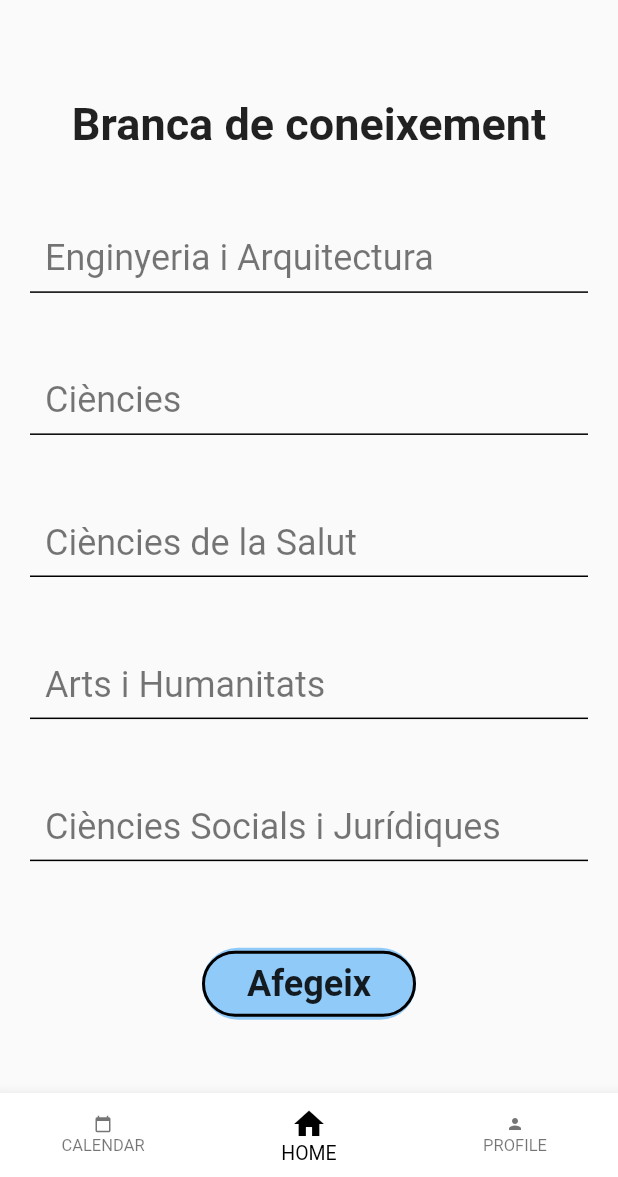
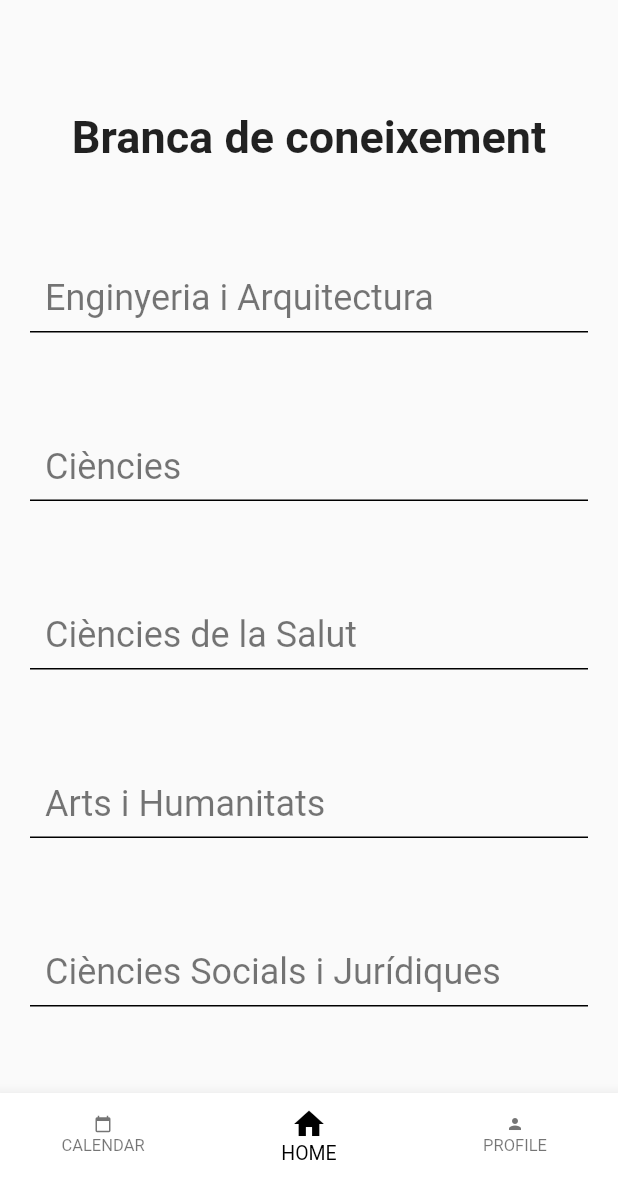
Before and after one commit to lausvision/graus_upc, a Flutter app: the Branca screen opened directly, on a phone screen of 412 x 824 dp, the part 59-1236 px from its top. Run offline on Flutter 3.47's test engine with Material 2 defaults, Android fonts, the phone set to English and light mode, and no system bars; our stand-ins replace cloud_firestore, firebase_auth, google_sign_in, share, table_calendar; accounts and stored records are empty.

Commit message:
Wraps implementats i sense botó afegeix.

```diff
--- a/lib/filters/Branca.dart
+++ b/lib/filters/Branca.dart
@@ -99,46 +99,6 @@ class _BrancaState extends State<Branca> {
               ),
               for (int i = 0; i < branca.length; i++)
                 _camp(context, branca[i], i, actius, filtre),
-              DecoratedBox(
-                decoration: ShapeDecoration(
-                    shape: StadiumBorder(), color: Colors.blue[200]),
-                child: OutlineButton(
-                  child: Padding(
-                    padding: const EdgeInsets.symmetric(
-                      horizontal: 14.0,
-                      vertical: 8.0,
-                    ),
-                    child: Text(
-                      'Afegeix',
-                      style:
-                          TextStyle(fontSize: 24, fontWeight: FontWeight.bold),
-                    ),
-                  ),
-                  borderSide: BorderSide(color: Colors.black, width: 2.0),
-                  color: Colors.blue[200],
-                  shape: StadiumBorder(),
-                  onPressed: () {
-                    if (filtre.branca[0] != null) {
-                      Navigator.of(context).pop();
-                    } else {
-                      showDialog(
-                        context: context,
-                        builder: (context) => AlertDialog(
-                          content: Text('Selecciona un filtre per afegir.'),
-                          actions: <Widget>[
-                            FlatButton(
-                              child: Text('Ok'),
-                              onPressed: () {
-                                Navigator.of(context).pop();
-                              },
-                            ),
-                          ],
-                        ),
-                      );
-                    }
-                  },
-                ),
-              ),
             ],
           ),
         ),
@@ -187,6 +147,7 @@ class _BrancaState extends State<Branca> {
             else
               actius[j] = false;
         });
+        Navigator.of(context).pop();
       },
     );
   }
```
Also changed, not shown: lib/filters/Loc.dart (+11 -23 lines), lib/filters/Modalitat.dart (+1 -40 lines), lib/filters/Nota.dart (+1 -18 lines), lib/screens/FiltreScreen.dart (+3 -20 lines), lib/screens/HomeScreen.dart (+5 -4 lines).
